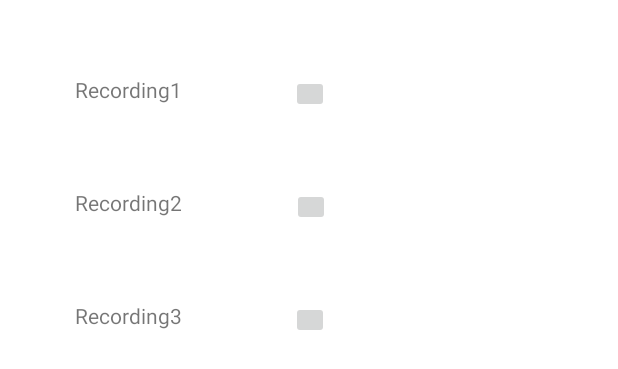
After one commit to 1itachi/crack-it-up, an Android app: the layout recording_history_dialog.xml on its own in the app's theme, with its tools: preview values and no code run, on a phone screen of 412 x 824 dp. The commit adds this screen. Shown: the top 369 px of the screen. Run offline under Robolectric (Android 15) with nearby library versions, the phone set to English and light mode, and no system bars.

Commit message:
Adding dialogs (#38)

```diff
--- a/app/src/main/res/layout/activity_behavioral_question_record.xml
+++ b/app/src/main/res/layout/activity_behavioral_question_record.xml
@@ -4,7 +4,7 @@
     xmlns:tools="http://schemas.android.com/tools"
     android:layout_width="match_parent"
     android:layout_height="match_parent"
-    tools:context=".MainActivity">
+    tools:context=".BehavioralQuestionRecordActivity">
 
     <androidx.constraintlayout.widget.ConstraintLayout
         android:id="@+id/constraintLayout4"
--- /dev/null
+++ b/app/src/main/res/layout/recording_history_dialog.xml
@@ -0,0 +1,73 @@
+<?xml version="1.0" encoding="utf-8"?>
+<androidx.constraintlayout.widget.ConstraintLayout xmlns:android="http://schemas.android.com/apk/res/android"
+    xmlns:app="http://schemas.android.com/apk/res-auto"
+    xmlns:tools="http://schemas.android.com/tools"
+    android:layout_width="match_parent"
+    android:layout_height="wrap_content"
+    android:background="@color/white">
+
+    <TextView
+        android:id="@+id/recording1NameTextView"
+        android:layout_width="wrap_content"
+        android:layout_height="25dp"
+        android:layout_marginTop="50dp"
+        android:layout_marginStart="50dp"
+        android:text="Recording1"
+        app:layout_constraintLeft_toLeftOf="parent"
+        app:layout_constraintTop_toTopOf="parent" />
+
+    <TextView
+        android:id="@+id/recording2NameTextView"
+        android:layout_width="wrap_content"
+        android:layout_height="25dp"
+        android:layout_marginTop="50dp"
+        android:layout_marginStart="50dp"
+        android:text="Recording2"
+        app:layout_constraintLeft_toLeftOf="parent"
+        app:layout_constraintTop_toBottomOf="@+id/recording1NameTextView" />
+
+    <TextView
+        android:id="@+id/recording3NameTextView"
+        android:layout_width="wrap_content"
+        android:layout_height="25dp"
+        android:layout_marginTop="50dp"
+        android:layout_marginStart="50dp"
+        android:text="Recording3"
+        app:layout_constraintLeft_toLeftOf="parent"
+        app:layout_constraintTop_toBottomOf="@+id/recording2NameTextView" />
+
+    <ImageButton
+        android:id="@+id/playImageButton1"
+        android:layout_width="25dp"
+        android:layout_height="25dp"
+        android:layout_marginStart="72dp"
+        android:layout_marginTop="50dp"
+        app:layout_constraintEnd_toEndOf="parent"
+        app:layout_constraintHorizontal_bias="0.005"
+        app:layout_constraintStart_toEndOf="@+id/recording1NameTextView"
+        app:layout_constraintTop_toTopOf="parent"
+        app:srcCompat="@drawable/play" />
+
+    <ImageButton
+        android:id="@+id/playImageButton2"
+        android:layout_width="25dp"
+        android:layout_height="25dp"
+        android:layout_marginTop="50dp"
+        app:layout_constraintEnd_toEndOf="parent"
+        app:layout_constraintHorizontal_bias="0.277"
+        app:layout_constraintStart_toEndOf="@+id/recording2NameTextView"
+        app:layout_constraintTop_toBottomOf="@+id/playImageButton1"
+        app:srcCompat="@drawable/play" />
+
+    <ImageButton
+        android:id="@+id/playImageButton3"
+        android:layout_width="25dp"
+        android:layout_height="25dp"
+        android:layout_marginTop="50dp"
+        app:layout_constraintEnd_toEndOf="parent"
+        app:layout_constraintHorizontal_bias="0.274"
+        app:layout_constraintStart_toEndOf="@+id/recording3NameTextView"
+        app:layout_constraintTop_toBottomOf="@+id/playImageButton2"
+        app:srcCompat="@drawable/play" />
+
+</androidx.constraintlayout.widget.ConstraintLayout>
```
Also changed, not shown: app/src/main/java/edu/neu/madcourse/crack_it_up/BehavioralExampleAnswerDialog.java (added, +36 -0 lines), app/src/main/java/edu/neu/madcourse/crack_it_up/BehavioralQuestionRecordActivity.java (+38 -1 lines).
